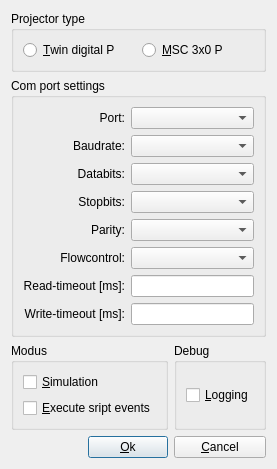
The window that src/ConfigurationDlg4.ui (mneuroth/MinDia) describes before a commit, drawn with Qt 5.
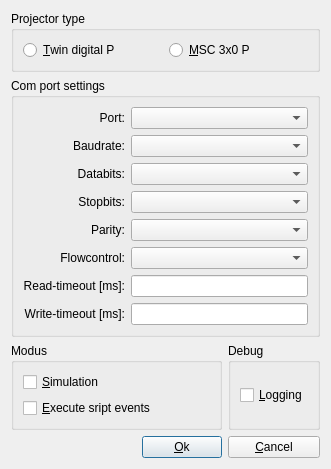
The same window after the commit.

Commit message: removed unused bindings

Patch:
```diff
--- a/src/ConfigurationDlg4.ui
+++ b/src/ConfigurationDlg4.ui
@@ -6,8 +6,8 @@
    <rect>
     <x>0</x>
     <y>0</y>
-    <width>271</width>
-    <height>417</height>
+    <width>331</width>
+    <height>420</height>
    </rect>
   </property>
   <property name="sizePolicy">
```
Left out of the diff: 32 changed lines with no effect on the pictures.
